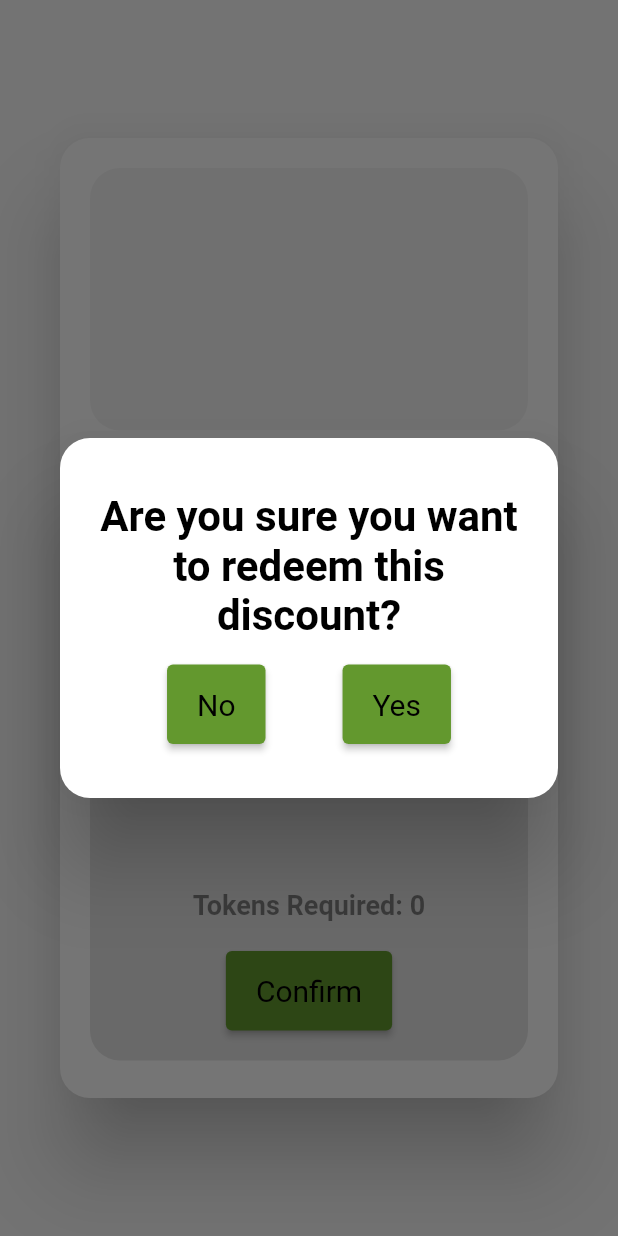
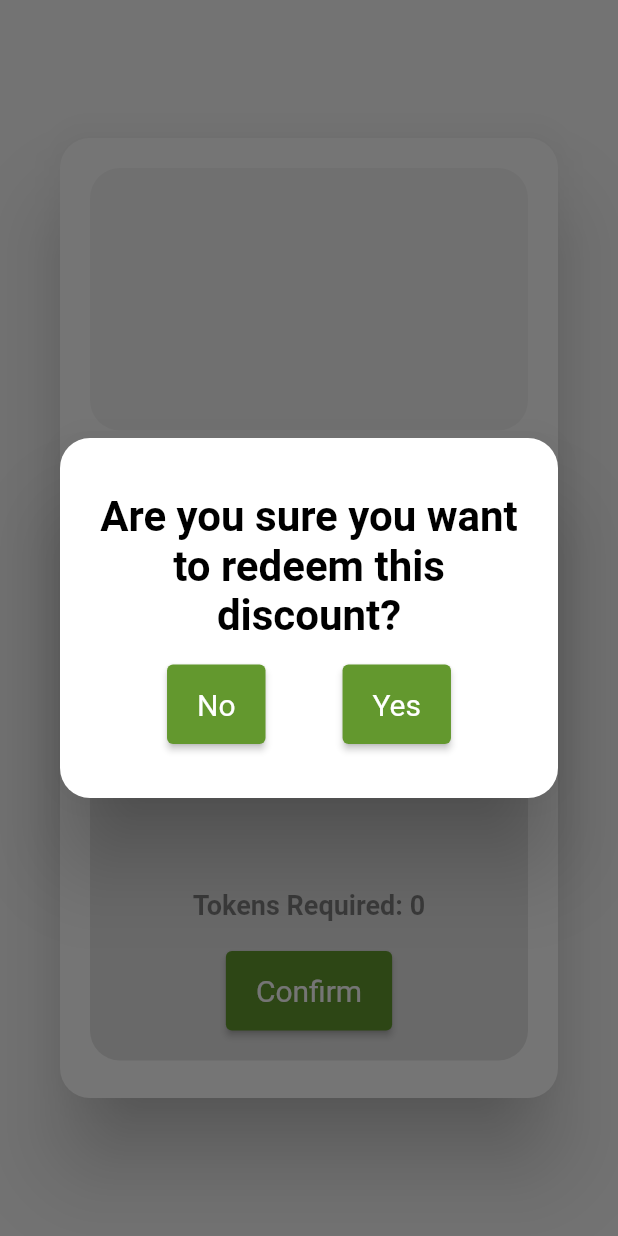
Before and after one commit to dserafim1999/plant-b, a Flutter app: the DiscountPopup widget shown alone on an empty page, opened directly with empty values, after a tap on "Confirm", on a phone screen of 412 x 824 dp. Run offline on Flutter 3.47's test engine with Material 2 defaults, Android fonts, the phone set to English and light mode, and no system bars; our stand-ins replace google_maps_flutter, intro_slider, qr_flutter, sliding_up_panel; network calls fail.

Commit message:
generate qr codes

```diff
--- a/lib/popups/discount_popup.dart
+++ b/lib/popups/discount_popup.dart
@@ -18,7 +18,7 @@ class DiscountPopup extends StatelessWidget {
     Future openCodeDialog() => showDialog(
         context: context,
         builder: (BuildContext context) {
-          return const CodePopup(label:"Discount Code", qrCodeValue: "value", description: "description",);
+          return CodePopup(label:"Discount Code", qrCodeValue: discount.qr_code, description: "Present this code to the corresponding vendor in order to redeem your discount. This code is personal and valid only once. You can access it again in the Profile Menu.",);
         }
     );
 
@@ -36,7 +36,7 @@ class DiscountPopup extends StatelessWidget {
                 crossAxisAlignment: CrossAxisAlignment.center,
                 mainAxisAlignment: MainAxisAlignment.spaceEvenly,
                 children: <Widget>[
-                  Text("Are you sure you want to redeem this discount?", style: headline, textAlign: TextAlign.center),
+                  const Text("Are you sure you want to redeem this discount?", style: headline, textAlign: TextAlign.center),
                   Row(
                     mainAxisAlignment: MainAxisAlignment.spaceEvenly,
                     children: <Widget>[
@@ -44,12 +44,13 @@ class DiscountPopup extends StatelessWidget {
                         onPressed: () {
                           Navigator.pop(context);
                         },
-                        style:  ButtonStyle(
-                            backgroundColor: MaterialStateProperty.all(const Color(0xff63982e)),
-                            padding: MaterialStateProperty.all(const EdgeInsets.symmetric(vertical: 15, horizontal: 20)),
-                            textStyle: MaterialStateProperty.all(const TextStyle(fontSize: 20))
+                        style: ElevatedButton.styleFrom(
+                          primary: const Color(0xff63982e),
+                          onPrimary: Colors.white,
+                          padding: const EdgeInsets.symmetric(vertical: 15, horizontal: 20),
+                          textStyle: const TextStyle(fontSize: 20)
                         ),
-                        child: Text('No'),
+                        child: const Text('No'),
                       ),
                       ElevatedButton(
                         onPressed: () {
@@ -57,12 +58,13 @@ class DiscountPopup extends StatelessWidget {
                           Navigator.pop(context);
                           openCodeDialog();
                         },
-                        style:  ButtonStyle(
-                            backgroundColor: MaterialStateProperty.all(const Color(0xff63982e)),
-                            padding: MaterialStateProperty.all(const EdgeInsets.symmetric(vertical: 15, horizontal: 20)),
-                            textStyle: MaterialStateProperty.all(const TextStyle(fontSize: 20))
+                        style: ElevatedButton.styleFrom(
+                            primary: const Color(0xff63982e),
+                            onPrimary: Colors.white,
+                            padding: const EdgeInsets.symmetric(vertical: 15, horizontal: 20),
+                            textStyle: const TextStyle(fontSize: 20)
                         ),
-                        child: Text('Yes'),
+                        child: const Text('Yes'),
                       ),
                     ],
                   )
@@ -105,7 +107,7 @@ class DiscountPopup extends StatelessWidget {
                             crossAxisAlignment: CrossAxisAlignment.start,
                             children: [
                               Text(discount.getLabel(), style: headline2),
-                              SizedBox(height: 20,),
+                              const SizedBox(height: 20,),
                               Text(discount.description, style: headline4),
                             ],
                           )
@@ -116,7 +118,7 @@ class DiscountPopup extends StatelessWidget {
                           crossAxisAlignment: CrossAxisAlignment.center,
                           children: [
                             Text("Tokens Required: "+ discount.token_cost.toString(), style: headline2),
-                            SizedBox(height: 20,),
+                            const SizedBox(height: 20,),
                             Row(
                               mainAxisAlignment: MainAxisAlignment.spaceEvenly,
                               children: [
@@ -136,12 +138,13 @@ class DiscountPopup extends StatelessWidget {
                                   onPressed: () {
                                     openConfirmationDialog();
                                   },
-                                  style:  ButtonStyle(
-                                      backgroundColor: MaterialStateProperty.all(const Color(0xff63982e)),
-                                      padding: MaterialStateProperty.all(const EdgeInsets.symmetric(vertical: 15, horizontal: 20)),
-                                      textStyle: MaterialStateProperty.all(const TextStyle(fontSize: 20))
+                                  style: ElevatedButton.styleFrom(
+                                      primary: const Color(0xff63982e),
+                                      onPrimary: Colors.white,
+                                      padding: const EdgeInsets.symmetric(vertical: 15, horizontal: 20),
+                                      textStyle: const TextStyle(fontSize: 20)
                                   ),
-                                  child: Text('Confirm'),
+                                  child: const Text('Confirm'),
                                 ),
                               ],
                             )
--- a/pubspec.yaml
+++ b/pubspec.yaml
@@ -36,7 +36,7 @@ dependencies:
   intro_slider: ^3.0.2
   http: ^0.13.4
   sliding_up_panel: ^2.0.0+1
-
+  qr_flutter: ^4.0.0
 dev_dependencies:
   flutter_test:
     sdk: flutter
```
Also changed, not shown: lib/popups/code_popup.dart (+17 -15 lines), lib/popups/ticket_popup.dart (+20 -16 lines), pubspec.lock.
